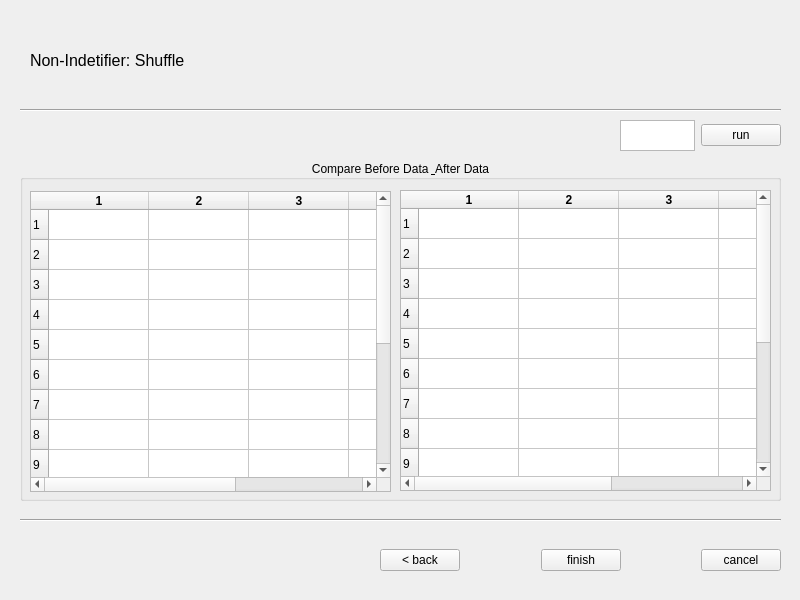
First picture: the form in UI/Shuffle.ui, repository zel0rd/Non-Identifying, before the edit.
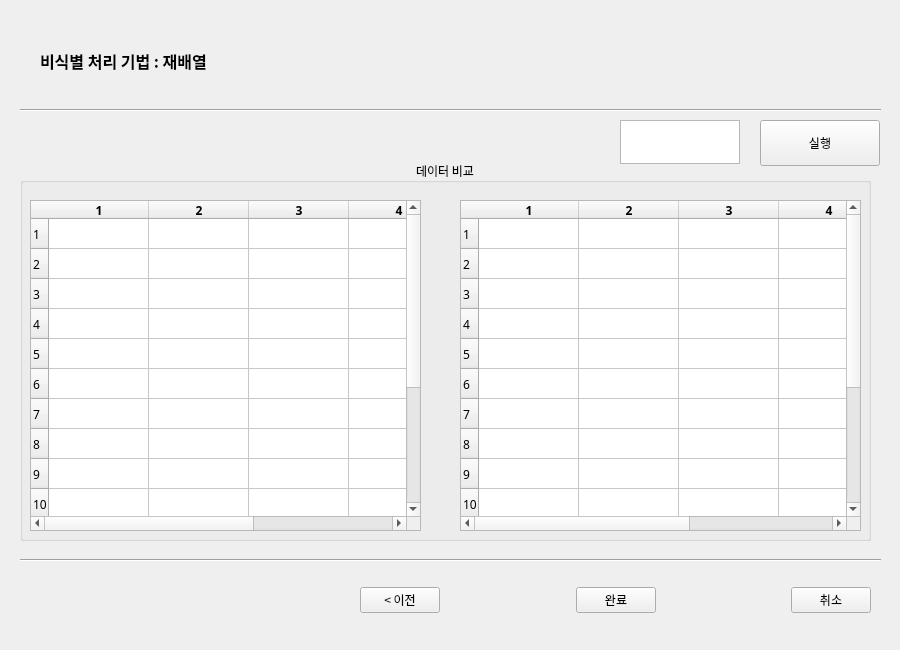
Second picture: the form after the edit.

Diff of the .ui file:
```diff
--- a/UI/Shuffle.ui
+++ b/UI/Shuffle.ui
@@ -6,8 +6,8 @@
    <rect>
     <x>0</x>
     <y>0</y>
-    <width>800</width>
-    <height>600</height>
+    <width>900</width>
+    <height>650</height>
    </rect>
   </property>
   <property name="windowTitle">
@@ -19,12 +19,17 @@
      <rect>
       <x>20</x>
       <y>160</y>
-      <width>761</width>
-      <height>341</height>
+      <width>851</width>
+      <height>381</height>
      </rect>
     </property>
+    <property name="font">
+     <font>
+      <family>맑은 고딕</family>
+     </font>
+    </property>
     <property name="title">
-     <string>Compare Before Data &amp; After Data</string>
+     <string>데이터 비교</string>
     </property>
     <property name="alignment">
      <set>Qt::AlignCenter</set>
@@ -33,9 +38,9 @@
      <property name="geometry">
       <rect>
        <x>10</x>
-       <y>31</y>
-       <width>361</width>
-       <height>301</height>
+       <y>40</y>
+       <width>391</width>
+       <height>331</height>
       </rect>
      </property>
      <property name="rowCount">
@@ -115,10 +120,10 @@
     <widget class="QTableWidget" name="AfterData">
      <property name="geometry">
       <rect>
-       <x>380</x>
-       <y>30</y>
-       <width>371</width>
-       <height>301</height>
+       <x>440</x>
+       <y>40</y>
+       <width>401</width>
+       <height>331</height>
       </rect>
      </property>
      <property name="rowCount">
@@ -200,8 +205,8 @@
     <property name="geometry">
      <rect>
       <x>20</x>
-      <y>510</y>
-      <width>761</width>
+      <y>550</y>
+      <width>861</width>
       <height>20</height>
      </rect>
     </property>
@@ -209,20 +214,60 @@
      <enum>Qt::Horizontal</enum>
     </property>
    </widget>
+   <widget class="Line" name="line_2">
+    <property name="geometry">
+     <rect>
+      <x>20</x>
+      <y>100</y>
+      <width>861</width>
+      <height>20</height>
+     </rect>
+    </property>
+    <property name="orientation">
+     <enum>Qt::Horizontal</enum>
+    </property>
+   </widget>
+   <widget class="QLabel" name="label">
+    <property name="geometry">
+     <rect>
+      <x>40</x>
+      <y>30</y>
+      <width>431</width>
+      <height>61</height>
+     </rect>
+    </property>
+    <property name="font">
+     <font>
+      <family>맑은 고딕</family>
+      <pointsize>12</pointsize>
+      <weight>75</weight>
+      <bold>true</bold>
+     </font>
+    </property>
+    <property name="text">
+     <string>비식별 처리 기법 : 재배열</string>
+    </property>
+   </widget>
    <widget class="QWidget" name="horizontalLayoutWidget_2">
     <property name="geometry">
      <rect>
-      <x>380</x>
-      <y>530</y>
-      <width>401</width>
+      <x>360</x>
+      <y>570</y>
+      <width>511</width>
       <height>61</height>
      </rect>
     </property>
     <layout class="QHBoxLayout" name="horizontalLayout_2">
      <item>
       <widget class="QPushButton" name="backButton">
+       <property name="font">
+        <font>
+         <family>맑은 고딕</family>
+         <pointsize>9</pointsize>
+        </font>
+       </property>
        <property name="text">
-        <string>&lt; back</string>
+        <string>&lt; 이전</string>
        </property>
       </widget>
      </item>
@@ -241,8 +286,14 @@
      </item>
      <item>
       <widget class="QPushButton" name="finishButton">
+       <property name="font">
+        <font>
+         <family>맑은 고딕</family>
+         <pointsize>9</pointsize>
+        </font>
+       </property>
        <property name="text">
-        <string>finish</string>
+        <string>완료</string>
        </property>
       </widget>
      </item>
@@ -261,91 +312,47 @@
      </item>
      <item>
       <widget class="QPushButton" name="cancelButton">
+       <property name="font">
+        <font>
+         <family>맑은 고딕</family>
+         <pointsize>9</pointsize>
+        </font>
+       </property>
        <property name="text">
-        <string>cancel</string>
+        <string>취소</string>
        </property>
       </widget>
      </item>
     </layout>
    </widget>
-   <widget class="Line" name="line_2">
-    <property name="geometry">
-     <rect>
-      <x>20</x>
-      <y>100</y>
-      <width>761</width>
-      <height>20</height>
-     </rect>
-    </property>
-    <property name="orientation">
-     <enum>Qt::Horizontal</enum>
-    </property>
-   </widget>
-   <widget class="QLabel" name="label">
-    <property name="geometry">
-     <rect>
-      <x>30</x>
-      <y>30</y>
-      <width>301</width>
-      <height>61</height>
-     </rect>
-    </property>
-    <property name="font">
-     <font>
-      <pointsize>12</pointsize>
-     </font>
-    </property>
-    <property name="text">
-     <string>Non-Indetifier: Shuffle</string>
-    </property>
-   </widget>
-   <widget class="QWidget" name="horizontalLayoutWidget_3">
+   <widget class="QTextEdit" name="shffleText">
     <property name="geometry">
      <rect>
       <x>620</x>
       <y>120</y>
-      <width>161</width>
-      <height>31</height>
+      <width>120</width>
+      <height>44</height>
      </rect>
     </property>
-    <layout class="QHBoxLayout" name="horizontalLayout_3">
-     <item>
-      <spacer name="horizontalSpacer_5">
-       <property name="orientation">
-        <enum>Qt::Horizontal</enum>
-       </property>
-       <property name="sizeHint" stdset="0">
-        <size>
-         <width>40</width>
-         <height>20</height>
-        </size>
-       </property>
-      </spacer>
-     </item>
-     <item>
-      <widget class="QTextEdit" name="shffleText"/>
-     </item>
-     <item>
-      <spacer name="horizontalSpacer_4">
-       <property name="orientation">
-        <enum>Qt::Horizontal</enum>
-       </property>
-       <property name="sizeHint" stdset="0">
-        <size>
-         <width>40</width>
-         <height>20</height>
-        </size>
-       </property>
-      </spacer>
-     </item>
-     <item>
-      <widget class="QPushButton" name="runButton">
-       <property name="text">
-        <string>run</string>
-       </property>
-      </widget>
-     </item>
-    </layout>
+   </widget>
+   <widget class="QPushButton" name="runButton">
+    <property name="geometry">
+     <rect>
+      <x>760</x>
+      <y>120</y>
+      <width>120</width>
+      <height>46</height>
+     </rect>
+    </property>
+    <property name="font">
+     <font>
+      <family>맑은 고딕</family>
+      <pointsize>9</pointsize>
+     </font>
+    </property>
+    <property name="text">
+     <string>실행</string>
+    </property>
    </widget>
   </widget>
  </widget>
```
Left out of the diff: 4 changed lines with no effect on the pictures.
